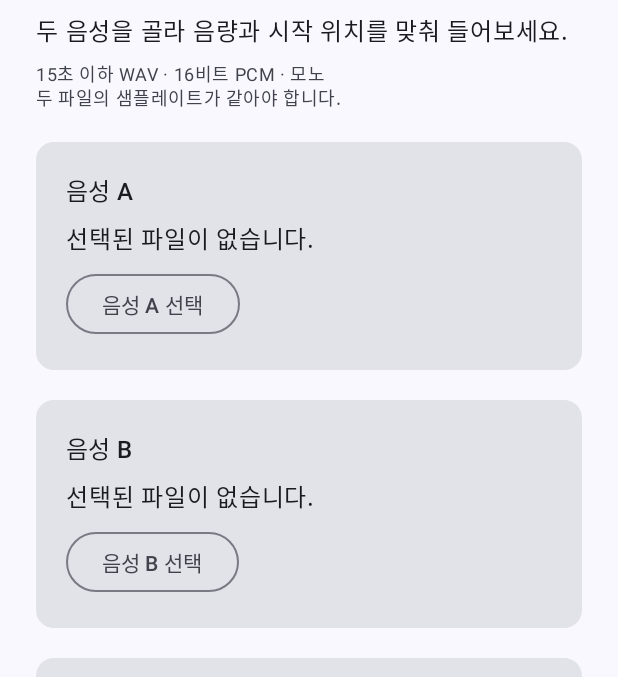
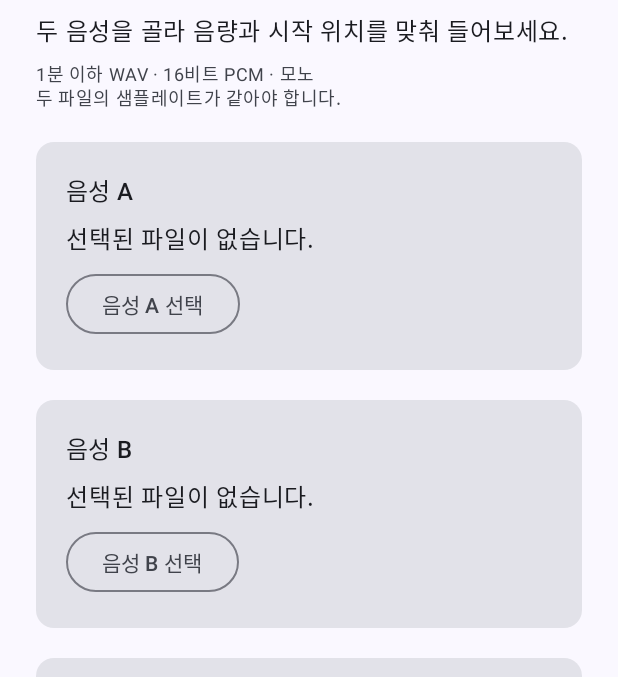
Before and after one commit to cassiadev/HarmonySyncer, an Android app built with Jetpack Compose: the screen it shows after launch (MainActivity), on a phone screen of 412 x 824 dp, the part 90-767 px from its top. Run offline under Robolectric (Android 15) with nearby library versions, the light colour scheme and no system bars.

Commit message:
feat(audio): extend WAV import limit to 60 seconds
- Raise the file size limit from 8 MiB to 32 MiB

- Update screen guidance and Korean/English documentation

- Test the 60-second boundary and maximum supported sample rate

Validation: 85 unit tests, 8 device tests, lint, and debug build passed.
Verified 60-second mixing/playback and over-limit rejection on a physical device.

```diff
--- a/app/src/main/java/com/cassiadev/harmonysyncer/audio/WavPcmReader.kt
+++ b/app/src/main/java/com/cassiadev/harmonysyncer/audio/WavPcmReader.kt
@@ -2,8 +2,8 @@ package com.cassiadev.harmonysyncer.audio
 
 import java.io.InputStream
 
-const val WAV_MAX_DURATION_SECONDS = 15
-const val WAV_MAX_FILE_BYTES = 8 * 1024 * 1024
+const val WAV_MAX_DURATION_SECONDS = 60
+const val WAV_MAX_FILE_BYTES = 32 * 1024 * 1024
 
 /**
  * Reads one RIFF/WAVE PCM16 mono clip without closing [input].
@@ -18,7 +18,7 @@ fun readWavPcm16(input: InputStream): PcmClip {
     val riffSize = header.unsignedInt(4)
     require(riffSize >= 4) { "WAV 파일의 헤더가 올바르지 않습니다." }
     require(riffSize + 8 <= WAV_MAX_FILE_BYTES) {
-        "WAV 파일 크기는 8 MiB 이하여야 합니다."
+        "WAV 파일 크기는 32 MiB 이하여야 합니다."
     }
 
     var remaining = riffSize - 4
@@ -89,7 +89,7 @@ private fun readFormat(input: InputStream, size: Long): Int {
 
 private fun validateDuration(sampleCount: Int, sampleRate: Int) {
     require(sampleCount.toLong() <= sampleRate.toLong() * WAV_MAX_DURATION_SECONDS) {
-        "오디오 길이는 15초 이하여야 합니다."
+        "오디오 길이는 60초 이하여야 합니다."
     }
 }
 
--- a/app/src/main/res/values/strings.xml
+++ b/app/src/main/res/values/strings.xml
@@ -1,7 +1,7 @@
 <resources>
     <string name="app_name">HarmonySyncer</string>
     <string name="preview_intro">두 음성을 골라 음량과 시작 위치를 맞춰 들어보세요.</string>
-    <string name="supported_audio">15초 이하 WAV · 16비트 PCM · 모노\n두 파일의 샘플레이트가 같아야 합니다.</string>
+    <string name="supported_audio">1분 이하 WAV · 16비트 PCM · 모노\n두 파일의 샘플레이트가 같아야 합니다.</string>
     <string name="track_a">음성 A</string>
     <string name="track_b">음성 B</string>
     <string name="select_track_a">음성 A 선택</string>
```
Also changed, not shown: 3 other files.
